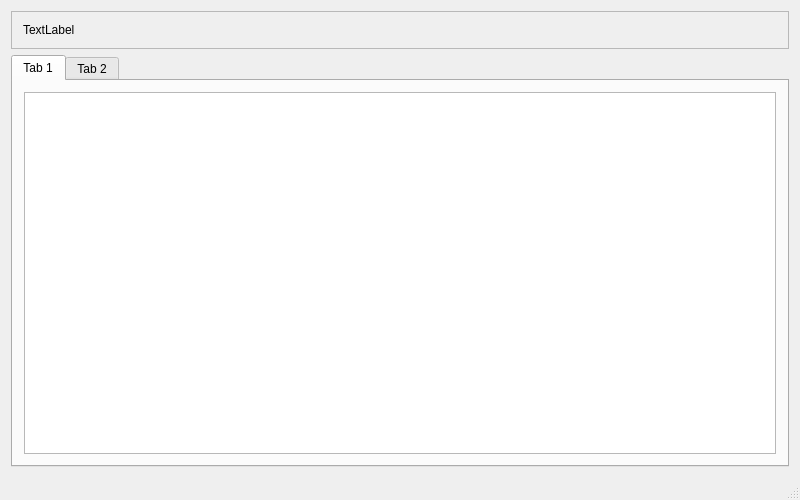
Old version of the form ui/mainwindow.ui in the repository DarkZeros/dbc-client.
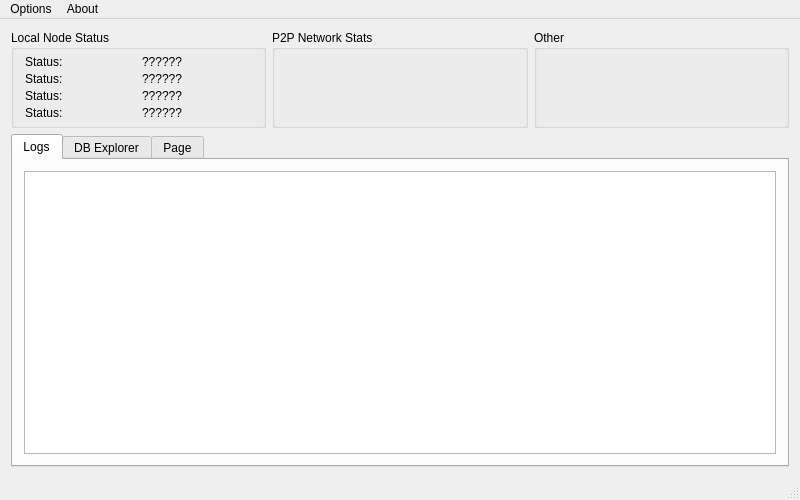
New version of the form.

Patch:
```diff
--- a/ui/mainwindow.ui
+++ b/ui/mainwindow.ui
@@ -40,23 +40,127 @@
    </property>
    <layout class="QVBoxLayout" name="verticalLayout_2">
     <item>
-     <widget class="QFrame" name="frame">
-      <property name="frameShape">
-       <enum>QFrame::StyledPanel</enum>
-      </property>
-      <property name="frameShadow">
-       <enum>QFrame::Raised</enum>
-      </property>
-      <layout class="QHBoxLayout" name="horizontalLayout">
-       <item>
-        <widget class="QLabel" name="label">
-         <property name="text">
-          <string>TextLabel</string>
+     <layout class="QHBoxLayout" name="horizontalLayout">
+      <item>
+       <widget class="QGroupBox" name="groupBox_3">
+        <property name="title">
+         <string>Local Node Status</string>
+        </property>
+        <property name="flat">
+         <bool>true</bool>
+        </property>
+        <layout class="QVBoxLayout" name="verticalLayout_3">
+         <property name="spacing">
+          <number>3</number>
          </property>
-        </widget>
-       </item>
-      </layout>
-     </widget>
+         <property name="topMargin">
+          <number>5</number>
+         </property>
+         <property name="bottomMargin">
+          <number>5</number>
+         </property>
+         <item>
+          <layout class="QHBoxLayout" name="status_layout_2">
+           <item>
+            <widget class="QLabel" name="status_title_2">
+             <property name="text">
+              <string>Status:</string>
+             </property>
+            </widget>
+           </item>
+           <item>
+            <widget class="QLabel" name="status_label_2">
+             <property name="text">
+              <string>??????</string>
+             </property>
+            </widget>
+           </item>
+          </layout>
+         </item>
+         <item>
+          <layout class="QHBoxLayout" name="status_layout_3">
+           <item>
+            <widget class="QLabel" name="status_title_3">
+             <property name="text">
+              <string>Status:</string>
+             </property>
+            </widget>
+           </item>
+           <item>
+            <widget class="QLabel" name="status_label_3">
+             <property name="text">
+              <string>??????</string>
+             </property>
+            </widget>
+           </item>
+          </layout>
+         </item>
+         <item>
+          <layout class="QHBoxLayout" name="status_layout_4">
+           <item>
+            <widget class="QLabel" name="status_title_4">
+             <property name="text">
+              <string>Status:</string>
+             </property>
+            </widget>
+           </item>
+           <item>
+            <widget class="QLabel" name="status_label_4">
+             <property name="text">
+              <string>??????</string>
+             </property>
+            </widget>
+           </item>
+          </layout>
+         </item>
+         <item>
+          <layout class="QHBoxLayout" name="status_layout">
+           <item>
+            <widget class="QLabel" name="status_title">
+             <property name="text">
+              <string>Status:</string>
+             </property>
+            </widget>
+           </item>
+           <item>
+            <widget class="QLabel" name="status_label">
+             <property name="text">
+              <string>??????</string>
+             </property>
+            </widget>
+           </item>
+          </layout>
+         </item>
+        </layout>
+       </widget>
+      </item>
+      <item>
+       <widget class="QGroupBox" name="groupBox_2">
+        <property name="title">
+         <string>P2P Network Stats</string>
+        </property>
+        <property name="flat">
+         <bool>true</bool>
+        </property>
+       </widget>
+      </item>
+      <item>
+       <widget class="QGroupBox" name="groupBox">
+        <property name="sizePolicy">
+         <sizepolicy hsizetype="Minimum" vsizetype="Minimum">
+          <horstretch>0</horstretch>
+          <verstretch>0</verstretch>
+         </sizepolicy>
+        </property>
+        <property name="title">
+         <string>Other</string>
+        </property>
+        <property name="flat">
+         <bool>true</bool>
+        </property>
+       </widget>
+      </item>
+     </layout>
     </item>
     <item>
      <widget class="QTabWidget" name="tabWidget">
@@ -65,7 +169,7 @@
       </property>
       <widget class="QWidget" name="tab">
        <attribute name="title">
-        <string>Tab 1</string>
+        <string>Logs</string>
        </attribute>
        <layout class="QVBoxLayout" name="verticalLayout">
         <item>
@@ -75,7 +179,12 @@
       </widget>
       <widget class="QWidget" name="tab_2">
        <attribute name="title">
-        <string>Tab 2</string>
+        <string>DB Explorer</string>
+       </attribute>
+      </widget>
+      <widget class="QWidget" name="tab_3">
+       <attribute name="title">
+        <string>Page</string>
        </attribute>
       </widget>
      </widget>
@@ -94,6 +203,22 @@
    <property name="nativeMenuBar">
     <bool>true</bool>
    </property>
+   <widget class="QMenu" name="menuOptions">
+    <property name="title">
+     <string>Options</string>
+    </property>
+    <addaction name="actionOptions"/>
+    <addaction name="separator"/>
+    <addaction name="actionClose"/>
+   </widget>
+   <widget class="QMenu" name="menuAbout">
+    <property name="title">
+     <string>About</string>
+    </property>
+    <addaction name="actionAbout_DBC"/>
+   </widget>
+   <addaction name="menuOptions"/>
+   <addaction name="menuAbout"/>
   </widget>
   <widget class="QStatusBar" name="statusBar"/>
  </widget>
```
Left out of the diff: 23 changed lines with no effect on the pictures.
